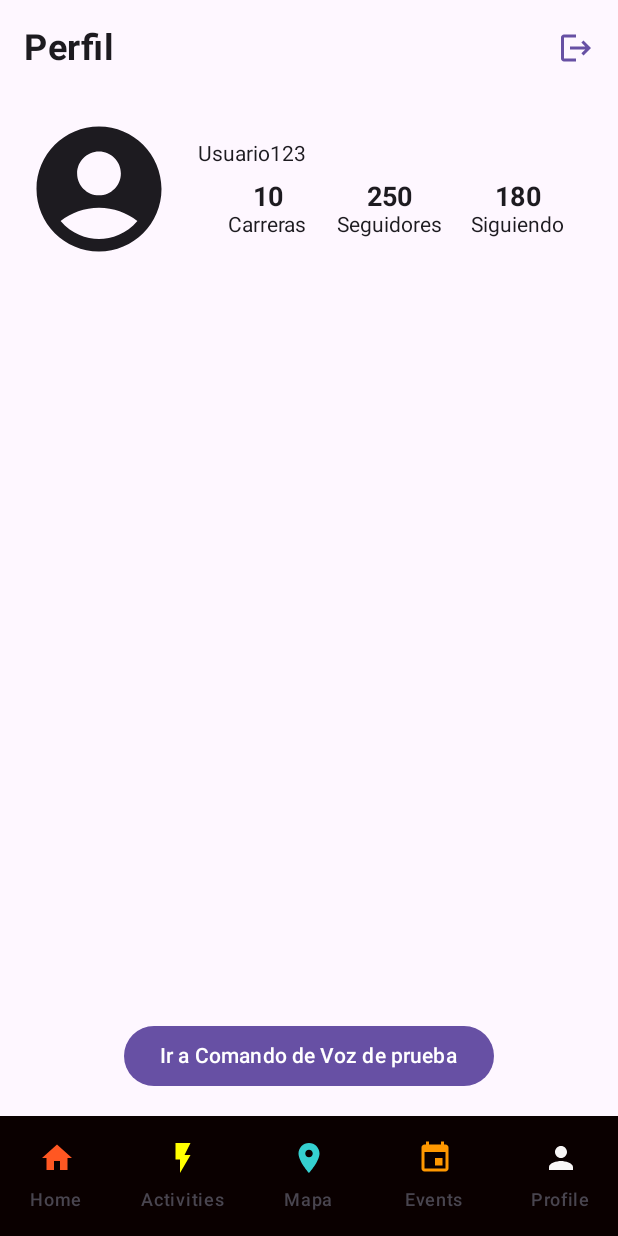
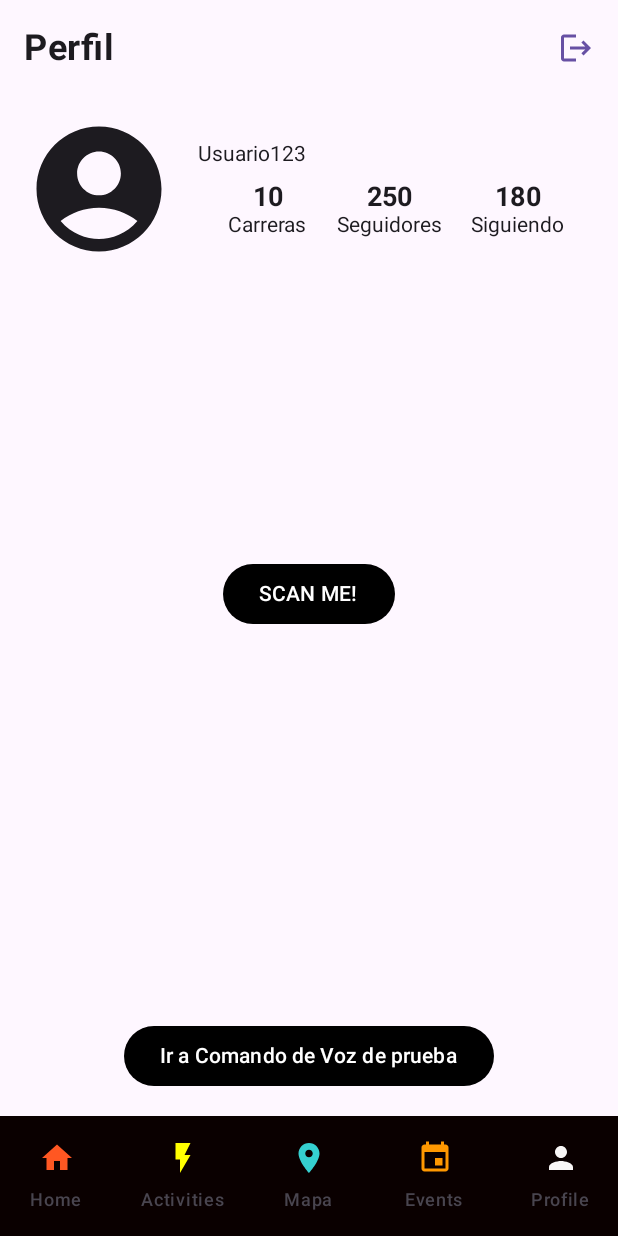
Before and after one commit to ICM2530/RunSync, an Android app built with Jetpack Compose: the ProfileScreen screen opened through its navigation route, on a phone screen of 412 x 824 dp. Run offline under Robolectric (Android 15) with nearby library versions, the phone set to English and light mode, and no system bars; our stand-ins replace Firebase (no records; nobody signed in at launch, a user with empty details on screens opened directly); pictures from the network do not load.

```diff
--- a/app/src/main/java/com/example/runsyncmockups/Navigation/Navigation.kt
+++ b/app/src/main/java/com/example/runsyncmockups/Navigation/Navigation.kt
@@ -15,6 +15,7 @@ import com.example.runsyncmockups.ui.EventsScreen
 import com.example.runsyncmockups.ui.ProfileScreen
 import com.example.runsyncmockups.ui.SpeechText
 import com.example.runsyncmockups.ui.EstadisticaScreen
+import com.example.runsyncmockups.ui.ScannerScreen
 
 
 enum class AppScreens{
@@ -29,7 +30,8 @@ enum class AppScreens{
     Chat,
     Profile,
     Voz,
-    Estadistica
+    Estadistica,
+    Scanner
 
 }
 
@@ -76,6 +78,9 @@ fun Navigation(){
         composable(route = AppScreens.Estadistica.name) {
             EstadisticaScreen(navController)
         }
+        composable(route = AppScreens.Scanner.name) {
+            ScannerScreen(navController)
+        }
 
     }
     }
--- a/app/src/main/java/com/example/runsyncmockups/ui/ProfileScreen.kt
+++ b/app/src/main/java/com/example/runsyncmockups/ui/ProfileScreen.kt
@@ -21,13 +21,17 @@ package com.example.runsyncmockups.ui
     import com.example.runsyncmockups.ui.mocks.PantallaPerfil
 
 import androidx.compose.foundation.layout.Box
-import androidx.compose.foundation.layout.fillMaxSize
+    import androidx.compose.foundation.layout.Spacer
+    import androidx.compose.foundation.layout.fillMaxSize
+    import androidx.compose.foundation.layout.width
 
-import androidx.compose.material3.Button
+    import androidx.compose.material3.Button
+    import androidx.compose.material3.ButtonDefaults
 
-import androidx.compose.ui.Alignment
+    import androidx.compose.ui.Alignment
+    import androidx.compose.ui.graphics.Color
 
-import androidx.compose.ui.unit.dp
+    import androidx.compose.ui.unit.dp
 
 
     @OptIn(ExperimentalMaterial3Api::class)
@@ -80,8 +84,27 @@ import androidx.compose.ui.unit.dp
                 },
                 modifier = Modifier
                     .align(Alignment.BottomCenter)
-                    .padding(bottom = 16.dp)
+                    .padding(bottom = 16.dp),
+                colors = ButtonDefaults.buttonColors(
+                    containerColor = Color.Black,
+                    contentColor = Color.White
+                )
             ) {
                 Text("Ir a Comando de Voz de prueba")
             }
+            Spacer(modifier = Modifier.width(16.dp))
+            Button(
+                onClick = {
+                    navController.navigate(AppScreens.Scanner.name)
+                },
+                modifier = Modifier
+                    .align(Alignment.Center)
+                    .padding(bottom = 16.dp),
+                colors = ButtonDefaults.buttonColors(
+                    containerColor = Color.Black,
+                    contentColor = Color.White
+                )
+            ) {
+                Text("SCAN ME!")
+            }
         }}}
```
